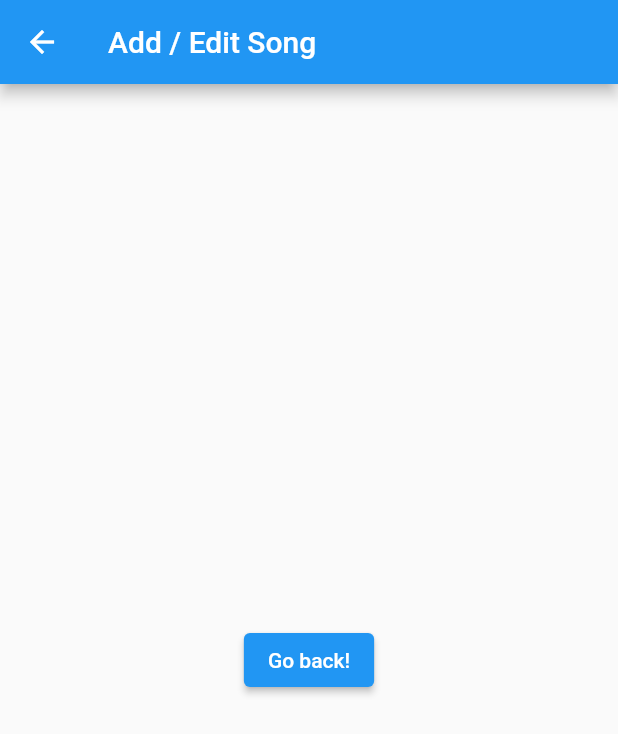
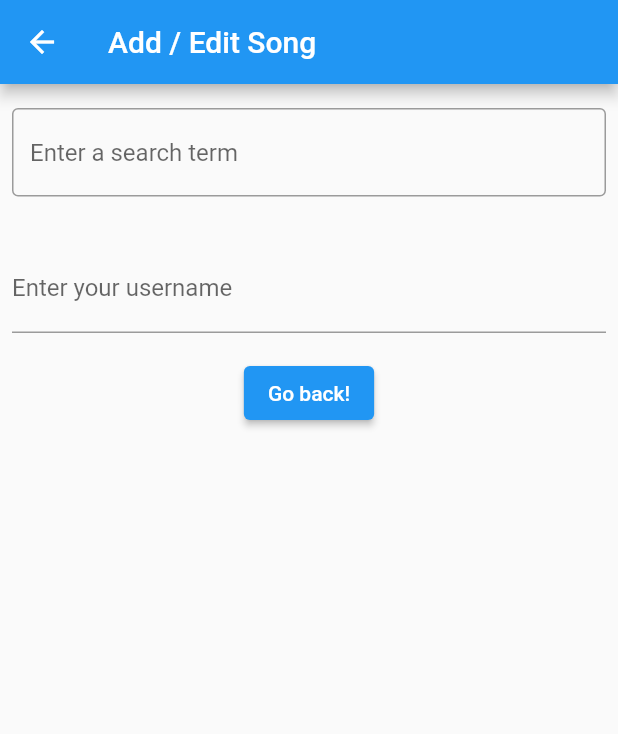
Before and after one commit to truemaxdh/flutter_musicplayer, a Flutter app: the EditSonginfoWidget screen opened directly, on a phone screen of 412 x 824 dp. Shown: the top 734 px of the screen. Run offline on Flutter 3.47's test engine with Material 2 defaults, Android fonts, the phone set to English and light mode, and no system bars; our stand-ins replace audioplayers, hive, hive_flutter; missing offline and left inert: webviewx; accounts and stored records are empty; statements that could not run were skipped.

Commit message:
Update editSonginfo.dart

```diff
--- a/lib/editSonginfo.dart
+++ b/lib/editSonginfo.dart
@@ -7,7 +7,28 @@ class EditSonginfoWidget extends StatelessWidget {
       appBar: AppBar(
         title: const Text('Add / Edit Song'),
       ),
-      body: Center(
+      body: Column(
+        crossAxisAlignment: CrossAxisAlignment.start,
+        children: <Widget>[
+          const Padding(
+            padding: EdgeInsets.symmetric(horizontal: 8, vertical: 16),
+            child: TextField(
+              decoration: InputDecoration(
+                border: OutlineInputBorder(),
+                hintText: 'Enter a search term',
+              ),
+            ),
+          ),
+          Padding(
+            padding: const EdgeInsets.symmetric(horizontal: 8, vertical: 16),
+            child: TextFormField(
+              decoration: const InputDecoration(
+                border: UnderlineInputBorder(),
+                labelText: 'Enter your username',
+              ),
+            ),
+          ),
+          Center(
             child: ElevatedButton(
               onPressed: () {
                 Navigator.pop(context);
@@ -15,6 +36,8 @@ class EditSonginfoWidget extends StatelessWidget {
               child: const Text('Go back!'),
             ),
           ),
+        ]
+      )
     );
   }
 }
```
Lines whose indentation alone changed are shown as unchanged.
